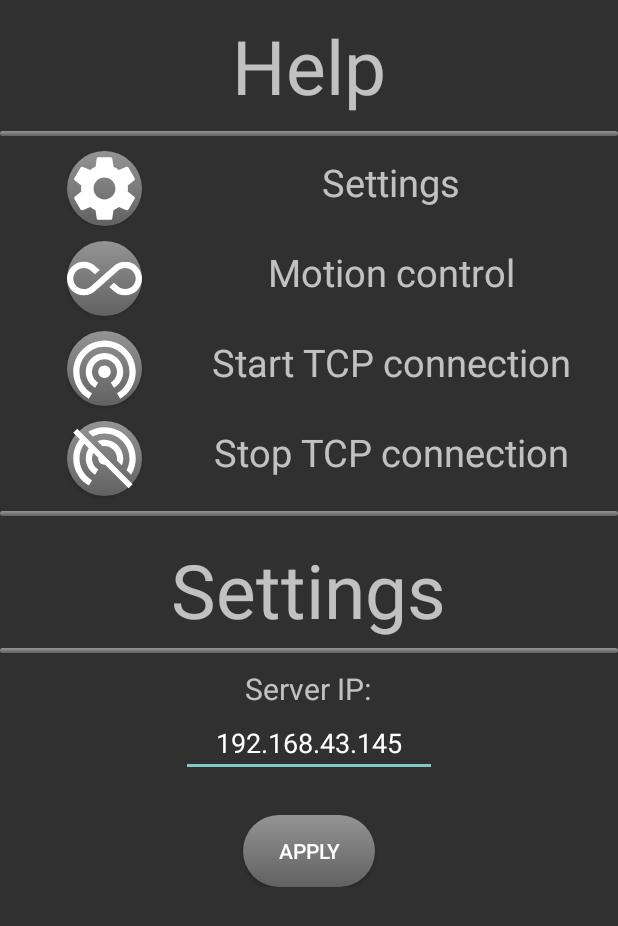
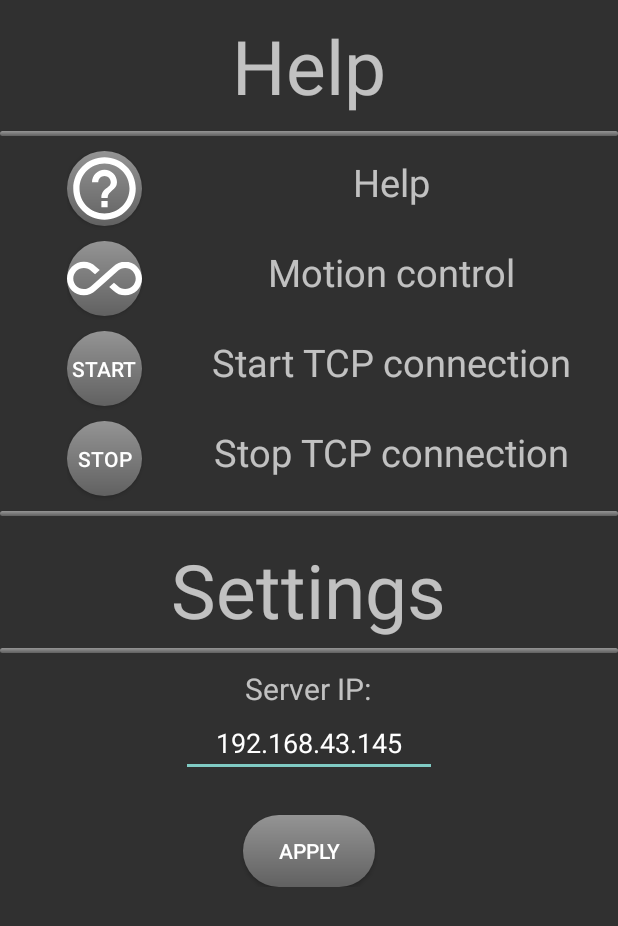
Before and after one commit to simoncools/DroneSimulatorApp2, an Android app: the HelpActivity screen opened directly, with no data from a screen before it, on a phone screen of 412 x 824 dp. Shown: the top 926 px of the screen. Run offline under Robolectric (Android 15) with nearby library versions, the phone set to English and light mode, and no system bars.

Commit message:
cleanup of indicator textviews

```diff
--- a/app/src/main/java/com/example/controller/MainActivity.java
+++ b/app/src/main/java/com/example/controller/MainActivity.java
@@ -70,10 +70,8 @@ public class MainActivity extends AppCompatActivity {
                 if(joy1Angle!=angle && joy1Strength!=strength){
                     joy1Angle=angle;
                     joy1Strength= strength;
-                TextView joystickText = findViewById(R.id.joystick1text);
                 int yStrength = (int)  Math.round(strength * Math.cos(Math.toRadians(angle)));
                 int xStrength = (int) Math.round(strength * Math.sin(Math.toRadians(angle)));
-                joystickText.setText("x"+ xStrength + " y" + yStrength);
                 if(mTcpClient != null) {
                     mTcpClient.sendMessage("JX1 " + xStrength + " JY1 " + yStrength);
                 }
@@ -88,10 +86,8 @@ public class MainActivity extends AppCompatActivity {
                 if(joy2Angle!=angle && joy2Strength!=strength){
                     joy2Angle=angle;
                     joy2Strength= strength;
-                    TextView joystickText = findViewById(R.id.joystick2text);
                 int yStrength = (int)  Math.round(strength * Math.cos(Math.toRadians(angle)));
                 int xStrength = (int) Math.round(strength * Math.sin(Math.toRadians(angle)));
-                joystickText.setText("x"+ xStrength + " y" + yStrength);
                 if(mTcpClient != null) {
                     mTcpClient.sendMessage("JX2 " + xStrength + " JY2 " + yStrength);
                 }
--- a/app/src/main/java/com/example/controller/MotionControlActivity.java
+++ b/app/src/main/java/com/example/controller/MotionControlActivity.java
@@ -77,12 +77,6 @@ public class MotionControlActivity extends AppCompatActivity {
 
         @Override
         public void onSensorChanged(SensorEvent event) {
-            TextView text1 =  findViewById(R.id.textView);
-            TextView text2 =  findViewById(R.id.textView2);
-            TextView text3 =  findViewById(R.id.textView3);
-            text1.setText(String.valueOf(event.values[0]));
-            text2.setText(String.valueOf(event.values[1]));
-            text3.setText(String.valueOf(event.values[2]));
             int xStrength =  (int)Math.round(-25 * event.values[1]);
             int yStrength =  (int)Math.round(-25 * event.values[0]);
             if(xStrength<-100) xStrength=-100;
--- a/app/src/main/res/layout/activity_help.xml
+++ b/app/src/main/res/layout/activity_help.xml
@@ -40,13 +40,13 @@
                 android:layout_width="50dp"
                 android:layout_height="50dp"
                 android:background="@drawable/button_background"
-                android:foreground="@drawable/ic_settings_24dp" />
+                android:foreground="@drawable/ic_help_outline_24dp" />
 
             <TextView
                 android:layout_width="match_parent"
                 android:layout_height="wrap_content"
                 android:layout_marginBottom="25dp"
-                android:text="Settings"
+                android:text="Help"
                 android:textAlignment="center"
                 android:textSize="25dp" />
         </LinearLayout>
@@ -80,7 +80,7 @@
                 android:layout_width="50dp"
                 android:layout_height="50dp"
                 android:background="@drawable/button_background"
-                android:foreground="@drawable/ic_wifi_tethering_24dp" />
+                android:text="START"/>
 
             <TextView
                 android:layout_width="match_parent"
@@ -100,7 +100,7 @@
                 android:layout_width="50dp"
                 android:layout_height="50dp"
                 android:background="@drawable/button_background"
-                android:foreground="@drawable/ic_portable_wifi_off_24dp" />
+               android:text="STOP" />
 
             <TextView
                 android:layout_width="match_parent"
```
Also changed, not shown: app/src/main/res/layout/activity_main.xml (+3 -23 lines), app/src/main/res/layout/activity_movement.xml (+0 -14 lines).
